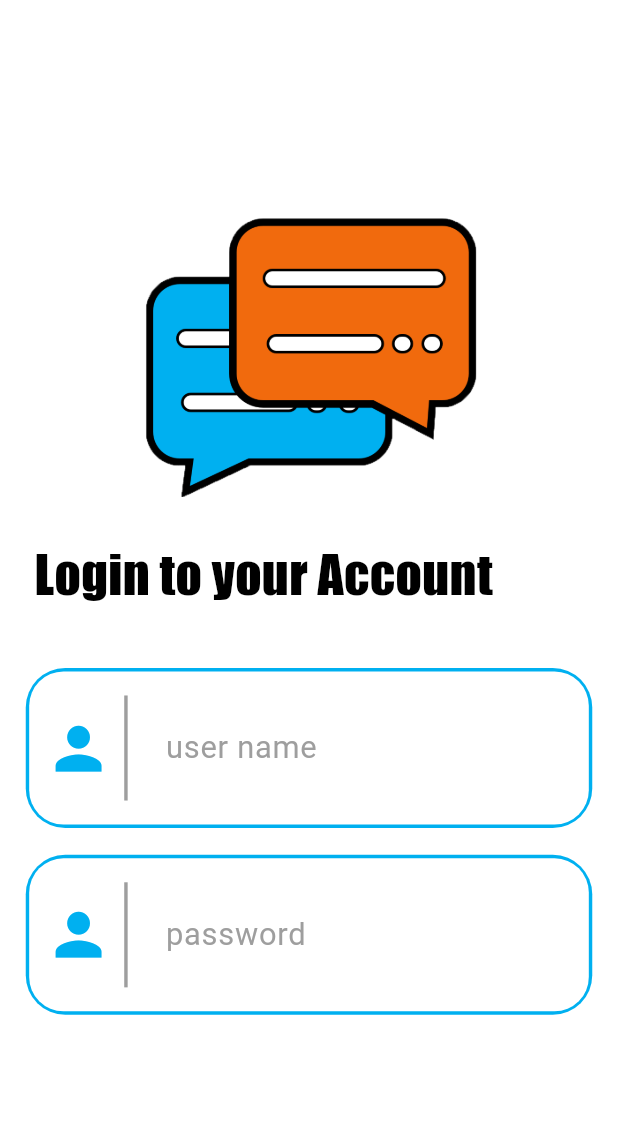
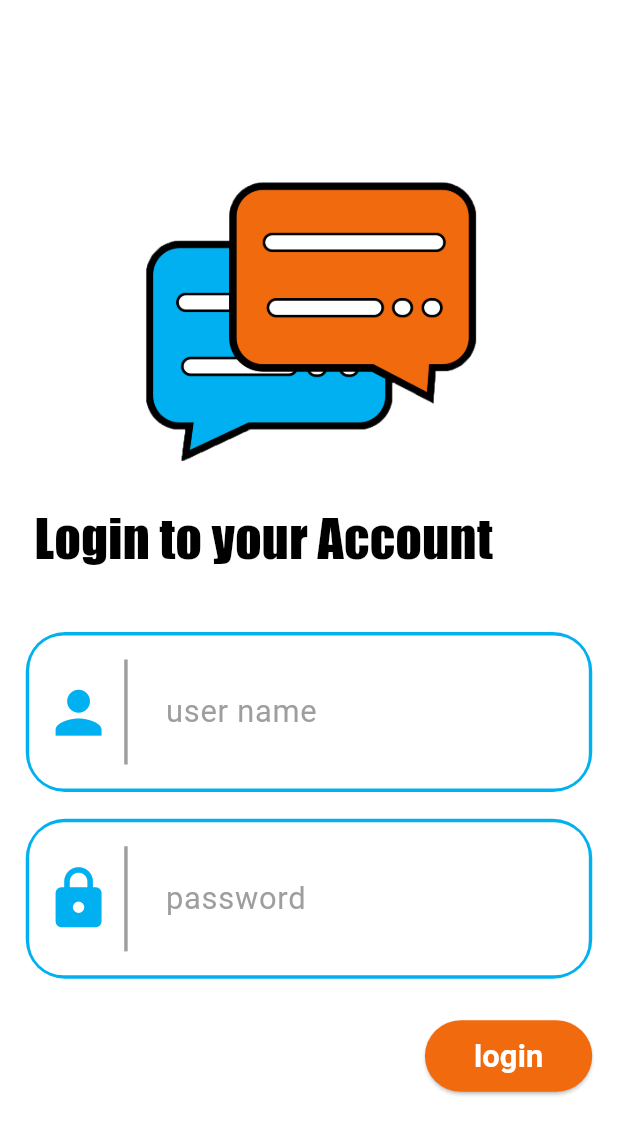
Before and after one commit to Mohand-2004/Chatti, a Flutter app: the screen it shows after launch, on a phone screen of 412 x 824 dp. Shown: the top 1135 px of the screen. Run offline on Flutter 3.47's test engine with Material 3 defaults, Android fonts, the phone set to English and light mode, and no system bars; our stand-ins replace device_preview, flutter_screenutil.

Commit message:
add login button

```diff
--- a/lib/main.dart
+++ b/lib/main.dart
@@ -24,6 +24,6 @@ void main(){
   //   DeviceOrientation.portraitUp,
   //   ]
   // );
-  runApp(DevicePreview(builder:(context) => const MyApp(),));
-  //runApp(const MyApp());
+  //runApp(DevicePreview(builder:(context) => const MyApp(),));
+  runApp(const MyApp());
 }
--- a/lib/screens/login_screen.dart
+++ b/lib/screens/login_screen.dart
@@ -1,7 +1,7 @@
 import 'package:flutter/material.dart';
 import 'package:flutter_screenutil/flutter_screenutil.dart';
+import 'package:my_app/models/app_colors.dart';
 import 'package:my_app/widgets/entry.dart';
-
 class LoginScreen extends StatelessWidget{
   const LoginScreen({super.key});
   @override
@@ -73,7 +73,7 @@ class LoginScreen extends StatelessWidget{
                   Expanded(
                     child: Entry(
                       hinttext: 'password',
-                      icon: Icons.person,
+                      icon: Icons.lock,
                       controller: TextEditingController()
                     ),
                   ),
@@ -82,7 +82,35 @@ class LoginScreen extends StatelessWidget{
                   SizedBox(height: 15.h,),
                 ],
               ),
-            )
+            ),
+
+            // login button row
+            Row(
+              children: [
+                // right space
+                const Spacer(),
+
+                // login button
+                ElevatedButton(
+                  onPressed: (){},
+                  style: ElevatedButton.styleFrom(
+                    backgroundColor: AppColors.orange,
+                    fixedSize: Size(80.w+20,40.h),
+                  ),
+                  child: Text(
+                    'login',
+                    style: TextStyle(
+                      color: Colors.white,
+                      fontWeight: FontWeight.bold,
+                      fontSize: 18.r
+                    ),
+                  ),
+                ),
+
+                // left space
+                SizedBox(width: 15.w,)
+              ],
+            ),
           ],
         ),
       ),
```
